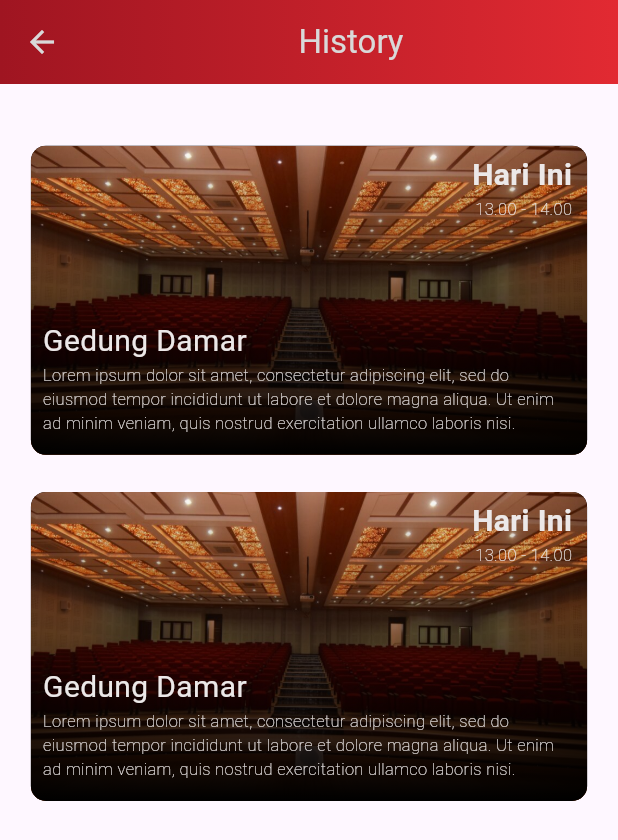
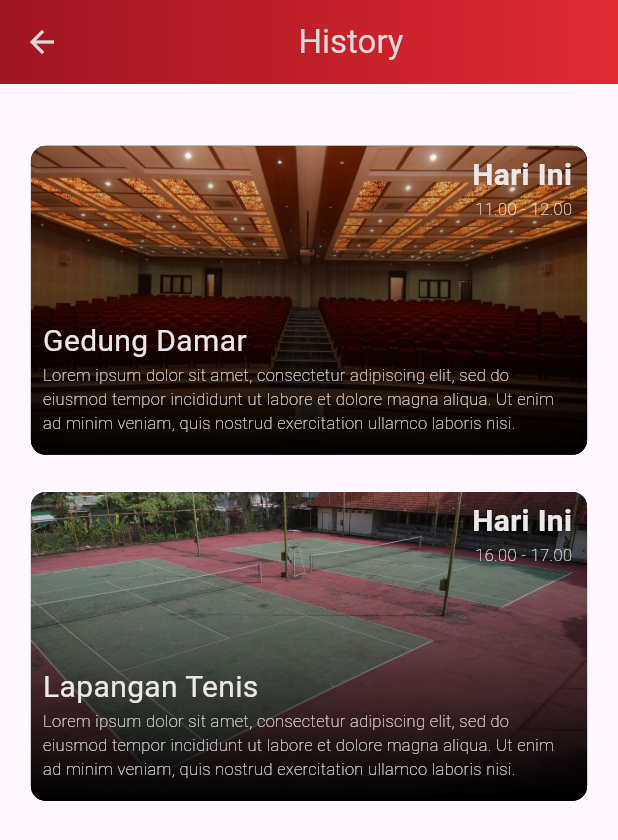
Before and after one commit to SuryaaAulia/Rent-It-App-Flutter, a Flutter app: the screen it shows after launch, item 3 of the bottom bar chosen, on a phone screen of 412 x 824 dp. Shown: the top 840 px of the screen. Run offline on Flutter 3.47's test engine with Material 3 defaults, Android fonts, the phone set to English and light mode, and no system bars; our stand-ins replace carousel_slider, smooth_page_indicator.

Commit message:
History Page - Update
change dummy data

```diff
--- a/rent_it_flutter/lib/page/history_page.dart
+++ b/rent_it_flutter/lib/page/history_page.dart
@@ -47,7 +47,7 @@ class HistoryPage extends StatelessWidget {
                   screenWidth: screenWidth,
                   color: rGray,
                   tanggal: 'Hari Ini',
-                  waktu: '13.00 - 14.00',
+                  waktu: '11.00 - 12.00',
                 ),
                 const RBottomTextOverlay(
                   sizeNamaGedung: 20,
@@ -64,19 +64,19 @@ class HistoryPage extends StatelessWidget {
                 ROverlayImage(
                   screenWidth: screenWidth * 0.9,
                   screenHeight: screenHeight * 0.25,
-                  image: const AssetImage('assets/images/ged_damar.jpg'),
+                  image: const AssetImage('assets/images/lap_tennis.jpg'),
                 ),
                 RTopTextOverlay(
                   borderStyle: BoxShape.rectangle,
                   screenWidth: screenWidth,
                   color: rGray,
                   tanggal: 'Hari Ini',
-                  waktu: '13.00 - 14.00',
+                  waktu: '16.00 - 17.00',
                 ),
                 const RBottomTextOverlay(
                   sizeNamaGedung: 20,
                   color: rGray,
-                  namaGedung: 'Gedung Damar',
+                  namaGedung: 'Lapangan Tenis',
                   descGedung:
                       'Lorem ipsum dolor sit amet, consectetur adipiscing elit, sed do eiusmod tempor incididunt ut labore et dolore magna aliqua. Ut enim ad minim veniam, quis nostrud exercitation ullamco laboris nisi.',
                 ),
```
